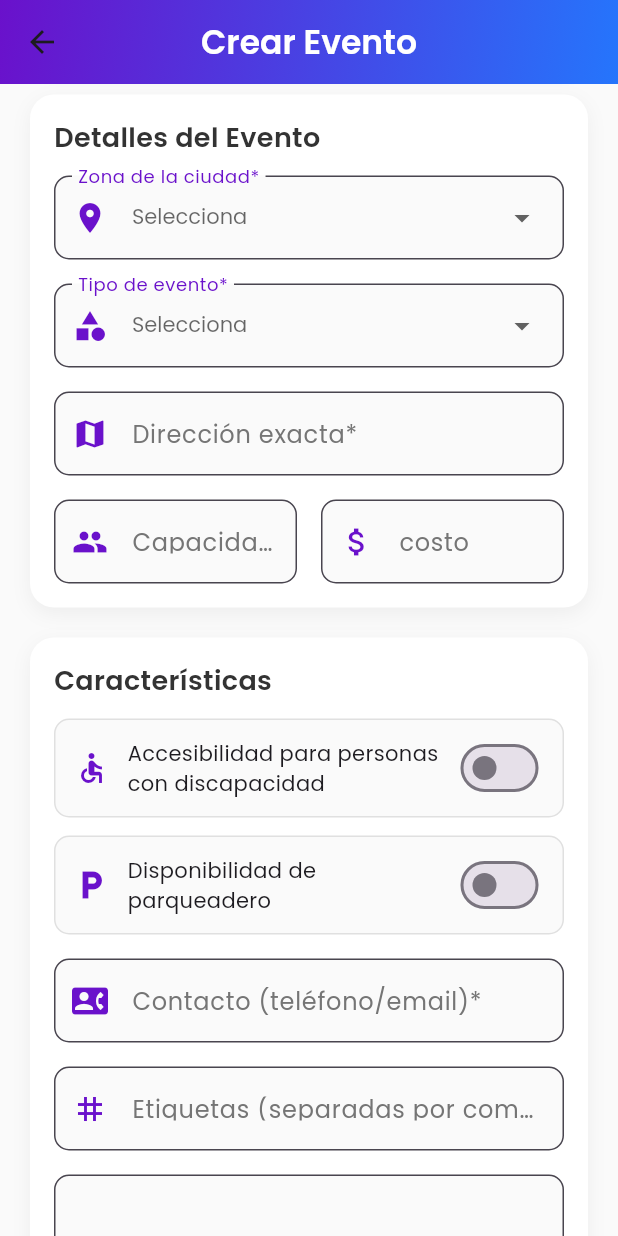
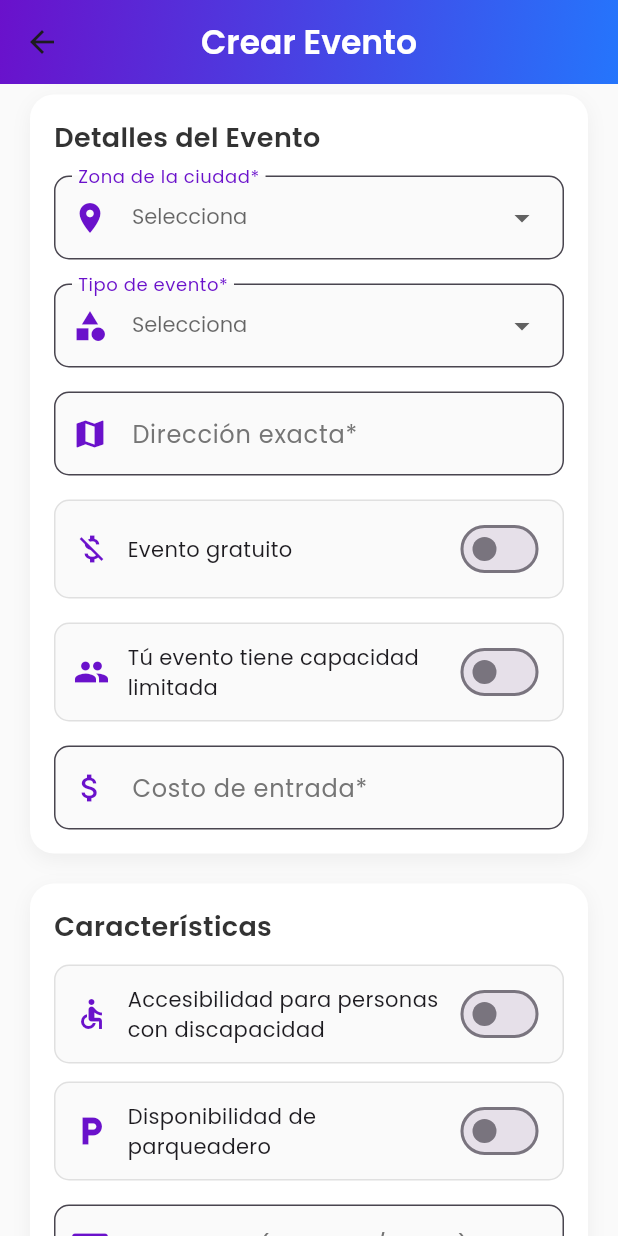
Before and after one commit to AlejoValdes10/mi-version-fiestafinder, a Flutter app: the AgregarEventoScreen screen opened directly with empty values, scrolled down 576 dp, on a phone screen of 412 x 824 dp. Run offline on Flutter 3.47's test engine with Material 3 defaults, Android fonts, the phone set to English and light mode, and no system bars; our stand-ins replace cached_network_image, cloud_firestore, firebase_auth, firebase_core, flutter_map, google_fonts and 4 more; missing offline and left inert: cloudinary_public; accounts and stored records are empty.

Commit message:
agregar evento ready por alejandro valdes

```diff
--- a/lib/agregar_evento_screen.dart
+++ b/lib/agregar_evento_screen.dart
@@ -1,5 +1,4 @@
 import 'package:cloud_firestore/cloud_firestore.dart';
-/*import 'package:firebase_storage/firebase_storage.dart';*/
 import 'package:flutter/material.dart';
 import 'package:google_fonts/google_fonts.dart';
 import 'package:image_picker/image_picker.dart';
@@ -21,6 +20,9 @@ class AgregarEventoScreen extends StatefulWidget {
 
 class _AgregarEventoScreenState extends State<AgregarEventoScreen> {
   final _formKey = GlobalKey<FormState>();
+  bool _esGratis = false;
+  bool _tieneCapacidad = false; // Nueva variable para controlar la capacidad
+
   final _nombreController = TextEditingController();
   final _descripcionController = TextEditingController();
   final _capacidadController = TextEditingController();
@@ -128,22 +130,16 @@ class _AgregarEventoScreenState extends State<AgregarEventoScreen> {
     }
   }
 
-  // Añade estas variables para tus credenciales de Cloudinary
-  // Te explico esto en el paso 5
-
-  // ... tu código existente
   Future<String?> _uploadImage(File image) async {
     try {
       setState(() => _isLoading = true);
 
-      // Configura la instancia de Cloudinary con tu Cloud Name y Upload Preset
       final cloudinary = CloudinaryPublic(
         _cloudinaryCloudName,
         _cloudinaryUploadPreset,
         cache: false,
       );
 
-      // Sube la imagen a Cloudinary
       final response = await cloudinary.uploadFile(
         CloudinaryFile.fromFile(
           image.path,
@@ -151,7 +147,6 @@ class _AgregarEventoScreenState extends State<AgregarEventoScreen> {
         ),
       );
 
-      // Devuelve la URL segura de la imagen
       return response.secureUrl;
     } on CloudinaryException catch (e) {
       debugPrint('Error al subir imagen a Cloudinary: ${e.message}');
@@ -190,7 +185,7 @@ class _AgregarEventoScreenState extends State<AgregarEventoScreen> {
 
     await showDialog<String>(
       context: context,
-      barrierDismissible: false, // Evita cerrar el diálogo tocando fuera
+      barrierDismissible: false,
       builder: (context) {
         return StatefulBuilder(
           builder: (context, setState) {
@@ -236,38 +231,50 @@ class _AgregarEventoScreenState extends State<AgregarEventoScreen> {
       if (result != null && result.isNotEmpty) {
         setState(() {
           _direccionController.text = result;
-          _ubicacionEvento = null; // Limpiamos coordenadas si ya no se usan
+          _ubicacionEvento = null;
         });
       }
     });
   }
 
   Future<void> _submitEvent() async {
-
     if (_zonaSeleccionada == null || _zonaSeleccionada!.isEmpty) {
       _showErrorSnackBar('Por favor selecciona una zona de la ciudad');
       return;
     }
+
     if (!_formKey.currentState!.validate()) return;
+
+    // Validación para eventos de pago
+    if (!_esGratis) {
+      if (_tieneCapacidad && _capacidadController.text.isEmpty) {
+        _showErrorSnackBar('Por favor ingresa la capacidad del evento');
+        return;
+      }
+      if (_costoController.text.isEmpty) {
+        _showErrorSnackBar('Por favor ingresa el costo del evento');
+        return;
+      }
       if (_mediosSeleccionados.isEmpty) {
         _showErrorSnackBar('Selecciona al menos un medio de pago');
         return;
       }
+    }
 
-    if (_mediosSeleccionados.contains('Transferencia bancaria') &&
-        _cuentaBancariaController.text.isEmpty) {
-      _showErrorSnackBar('Ingresa la cuenta bancaria');
+    // Validación para eventos gratis
+    if (_esGratis) {
+      if (_costoController.text.isNotEmpty && _costoController.text != "0") {
+        _showErrorSnackBar('Un evento gratis no puede tener costo');
         return;
       }
-    if (_mediosSeleccionados.contains('Nequi') &&
-        _nequiController.text.isEmpty) {
-      _showErrorSnackBar('Ingresa el número de Nequi');
+      if (_mediosSeleccionados.isNotEmpty) {
+        _showErrorSnackBar('Un evento gratis no puede tener medios de pago');
         return;
       }
-    if (_mediosSeleccionados.contains('Daviplata') &&
-        _daviplataController.text.isEmpty) {
-      _showErrorSnackBar('Ingresa el número de Daviplata');
+      if (_tieneCapacidad && _capacidadController.text.isEmpty) {
+        _showErrorSnackBar('Por favor ingresa la capacidad del evento');
         return;
+      }
     }
 
     setState(() => _isLoading = true);
@@ -306,12 +313,14 @@ class _AgregarEventoScreenState extends State<AgregarEventoScreen> {
         'fecha': DateFormat('dd/MM/yyyy').format(fechaEvento),
         'fechaTimestamp': Timestamp.fromDate(fechaEvento),
         'tipo': _tipoSeleccionado,
-        /*ojo*/ 'image': imageUrl ?? _imagenPredefinida ?? 'assets/depor.png',
+        'image': imageUrl ?? _imagenPredefinida ?? 'assets/depor.png',
         'creatorId': widget.user.uid,
         'createdAt': FieldValue.serverTimestamp(),
         'status': 'pending',
         'capacidad': int.tryParse(_capacidadController.text) ?? 0,
-        'costo': double.tryParse(_costoController.text) ?? 0.0,
+        'costo':
+            _esGratis ? 0.0 : (double.tryParse(_costoController.text) ?? 0.0),
+        'esGratis': _esGratis, // Añadido al documento
         'direccion': _direccionController.text.trim(),
         'ubicacion':
             _ubicacionEvento != null
@@ -327,7 +336,7 @@ class _AgregarEventoScreenState extends State<AgregarEventoScreen> {
         'politicas': _politicasController.text.trim(),
         'accesibilidad': _accesibilidad,
         'parqueadero': _parqueadero,
-        'mediosPago': _mediosSeleccionados,
+        'mediosPago': _esGratis ? [] : _mediosSeleccionados,
         'infoPagos': infoPagos,
         'rating': 0,
         'views': 0,
@@ -470,7 +479,12 @@ class _AgregarEventoScreenState extends State<AgregarEventoScreen> {
                         child: ElevatedButton(
                           onPressed: _submitEvent,
                           style: ElevatedButton.styleFrom(
-                            backgroundColor: const Color.fromARGB(0, 209, 28, 28),
+                            backgroundColor: const Color.fromARGB(
+                              0,
+                              209,
+                              28,
+                              28,
+                            ),
                             shadowColor: const Color.fromARGB(0, 255, 4, 4),
                             padding: EdgeInsets.symmetric(vertical: 16),
                             shape: RoundedRectangleBorder(
@@ -483,9 +497,9 @@ class _AgregarEventoScreenState extends State<AgregarEventoScreen> {
                               fontSize: 16,
                               fontWeight: FontWeight.w600,
                               letterSpacing: 1.2,
-                               color: Colors.white, // Esta línea añade el color blanco
+                              color: Colors.white,
                             ),
-                                 )
+                          ),
                         ),
                       ),
                     ],
@@ -504,18 +518,6 @@ class _AgregarEventoScreenState extends State<AgregarEventoScreen> {
         decoration: BoxDecoration(
           color: Colors.grey[200],
           borderRadius: BorderRadius.circular(16),
-          gradient: LinearGradient(
-            colors: [Colors.grey[200]!, Colors.grey[300]!],
-            begin: Alignment.topLeft,
-            end: Alignment.bottomRight,
-          ),
-          boxShadow: [
-            BoxShadow(
-              color: Colors.black.withOpacity(0.1),
-              blurRadius: 8,
-              offset: Offset(0, 4),
-            ),
-          ],
         ),
         child:
             _imageFile != null
@@ -608,6 +610,7 @@ class _AgregarEventoScreenState extends State<AgregarEventoScreen> {
     int maxLines = 1,
     VoidCallback? onTap,
     TextInputType? keyboardType,
+    bool? enabled,
   }) {
     return TextFormField(
       controller: controller,
@@ -615,6 +618,7 @@ class _AgregarEventoScreenState extends State<AgregarEventoScreen> {
       onTap: onTap,
       maxLines: maxLines,
       keyboardType: keyboardType,
+      enabled: enabled,
       style: GoogleFonts.poppins(),
       decoration: InputDecoration(
         labelText: label,
@@ -706,27 +710,51 @@ class _AgregarEventoScreenState extends State<AgregarEventoScreen> {
           ),
         ],
         SizedBox(height: 16),
-        Row(
-          children: [
-            Expanded(
-              child: _buildModernTextField(
+        _buildModernSwitch(
+          value: _esGratis,
+          onChanged:
+              (val) => setState(() {
+                _esGratis = val;
+                if (val) {
+                  // Si es gratis, limpiamos los medios de pago y el costo
+                  _mediosSeleccionados.clear();
+                  _costoController.clear();
+                }
+              }),
+          label: 'Evento gratuito',
+          icon: Icons.money_off,
+        ),
+        SizedBox(height: 16),
+        _buildModernSwitch(
+          value: _tieneCapacidad,
+          onChanged:
+              (val) => setState(() {
+                _tieneCapacidad = val;
+                if (!val) {
+                  _capacidadController.clear();
+                }
+              }),
+          label: 'Tú evento tiene capacidad limitada',
+          icon: Icons.people,
+        ),
+        if (_tieneCapacidad) ...[
+          SizedBox(height: 16),
+          _buildModernTextField(
             controller: _capacidadController,
-                label: 'Capacidad*',
-                icon: Icons.people,
+            label: 'Capacidad máxima*',
+            icon: Icons.format_list_numbered,
             keyboardType: TextInputType.number,
           ),
-            ),
-            SizedBox(width: 16),
-            Expanded(
-              child: _buildModernTextField(
+        ],
+        if (!_esGratis) ...[
+          SizedBox(height: 16),
+          _buildModernTextField(
             controller: _costoController,
-                label: 'costo',
+            label: 'Costo de entrada*',
             icon: Icons.attach_money,
             keyboardType: TextInputType.number,
           ),
-            ),
         ],
-        ),
       ],
     );
   }
@@ -761,7 +789,8 @@ Widget _buildModernDropdown({
           isDense: true,
           isExpanded: true,
           style: GoogleFonts.poppins(color: Colors.black87),
-        items: items.map((String value) {
+          items:
+              items.map((String value) {
                 return DropdownMenuItem<String>(
                   value: value,
                   child: Text(value),
@@ -776,7 +805,6 @@ Widget _buildModernDropdown({
     );
   }
 
-  // Agrega este método para asignar una imagen aleatoria
   void _asignarImagenAleatoria(String tipoEvento) {
     if (_eventoImagenes.containsKey(tipoEvento)) {
       final random = Random();
@@ -851,9 +879,7 @@ Widget _buildModernDropdown({
             value: value,
             onChanged: onChanged,
             activeColor: Color(0xFF6A11CB),
-            /*ojo*/ activeTrackColor: Color(
-              0xFF6A11CB,
-            ).withAlpha(76), // 0.3 * 255 = 76.5
+            activeTrackColor: Color(0xFF6A11CB).withAlpha(76),
           ),
         ],
       ),
@@ -866,10 +892,17 @@ Widget _buildModernDropdown({
       children: [
         Text(
           'Selecciona los medios de pago aceptados:',
-          style: GoogleFonts.poppins(fontSize: 14, color: Colors.grey[700]),
+          style: GoogleFonts.poppins(
+            fontSize: 14,
+            color: _esGratis ? Colors.grey : Colors.grey[700],
+          ),
         ),
         SizedBox(height: 12),
-        Wrap(
+        IgnorePointer(
+          ignoring: _esGratis,
+          child: Opacity(
+            opacity: _esGratis ? 0.5 : 1.0,
+            child: Wrap(
               spacing: 8,
               runSpacing: 8,
               children:
@@ -878,7 +911,10 @@ Widget _buildModernDropdown({
                     return ChoiceChip(
                       label: Text(medio),
                       selected: isSelected,
-                  onSelected: (selected) {
+                      onSelected:
+                          _esGratis
+                              ? null
+                              : (selected) {
                                 setState(() {
                                   if (selected) {
                                     _mediosSeleccionados.add(medio);
@@ -898,7 +934,9 @@ Widget _buildModernDropdown({
                     );
                   }).toList(),
             ),
-        if (_mediosSeleccionados.isEmpty)
+          ),
+        ),
+        if (_mediosSeleccionados.isEmpty && !_esGratis)
           Padding(
             padding: EdgeInsets.only(top: 8),
             child: Text(
@@ -919,6 +957,7 @@ Widget _buildModernDropdown({
             label: 'Número de cuenta bancaria*',
             icon: Icons.account_balance,
             keyboardType: TextInputType.number,
+            enabled: !_esGratis,
           ),
         if (_mediosSeleccionados.contains('Nequi'))
           _buildModernTextField(
@@ -926,6 +965,7 @@ Widget _buildModernDropdown({
             label: 'Número de Nequi*',
             icon: Icons.phone_android,
             keyboardType: TextInputType.phone,
+            enabled: !_esGratis,
           ),
         if (_mediosSeleccionados.contains('Daviplata'))
           _buildModernTextField(
@@ -933,6 +973,7 @@ Widget _buildModernDropdown({
             label: 'Número de Daviplata*',
             icon: Icons.phone_android,
             keyboardType: TextInputType.phone,
+            enabled: !_esGratis,
           ),
       ],
     );
```
Also changed, not shown: lib/empresario_events_screen.dart (deleted, +0 -252 lines). Lines whose indentation alone changed are shown as unchanged.
